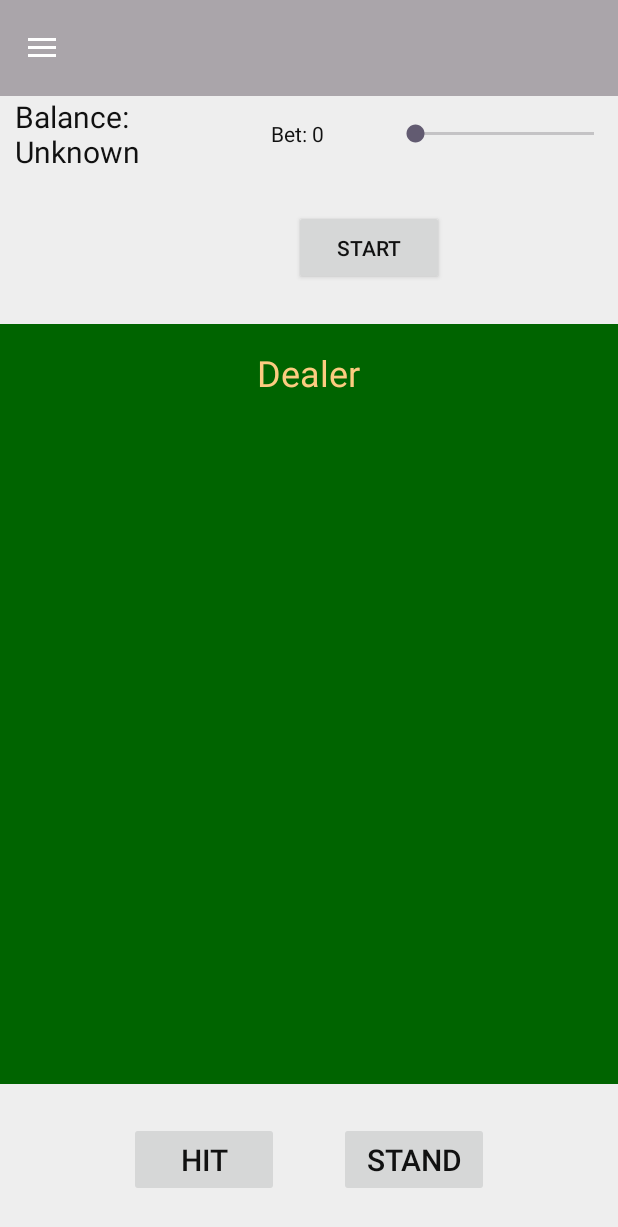
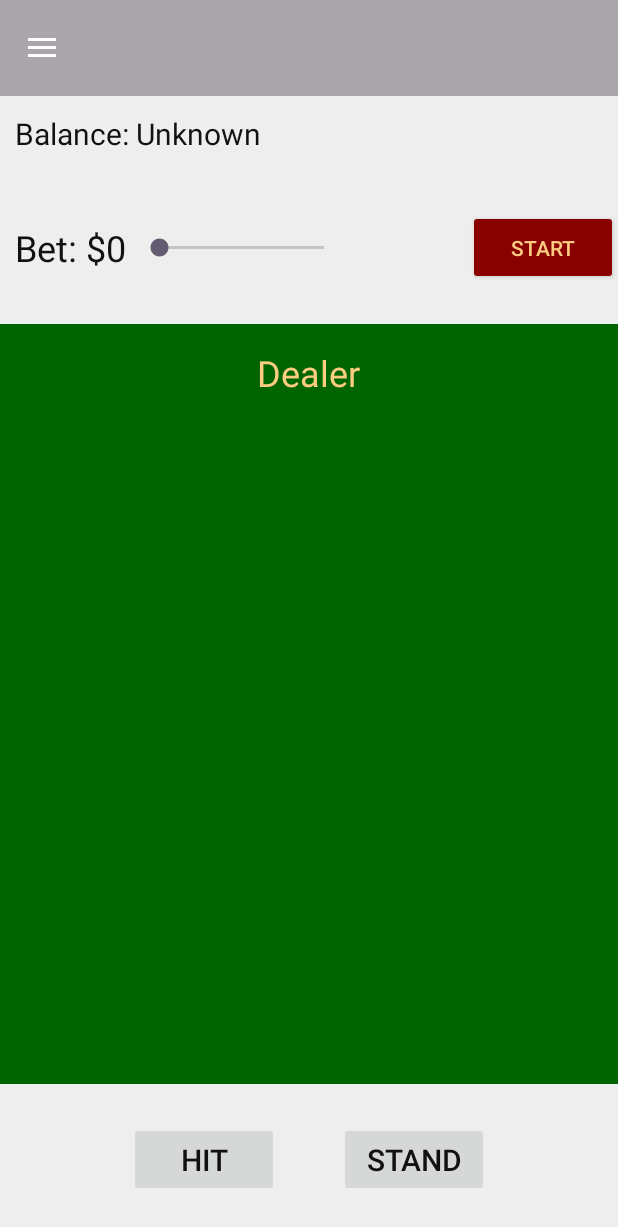
Before and after one commit to meterkilo/group_project, an Android app: the GameplayActivity screen opened directly, with no data from a screen before it, on a phone screen of 412 x 824 dp. Shown: the top 1227 px of the screen. Run offline under Robolectric (Android 15) with nearby library versions, the phone set to English and light mode, and no system bars.

Commit message:
gameplay ui

```diff
--- a/app/src/main/res/layout/activity_gameplay.xml
+++ b/app/src/main/res/layout/activity_gameplay.xml
@@ -21,10 +21,19 @@
             android:id="@+id/game_balance"
             android:textSize="20sp"/>
 
+    </LinearLayout>
+
+    <LinearLayout
+        android:layout_width="match_parent"
+        android:layout_height="0dp"
+        android:layout_weight="1"
+        android:gravity="center">
+
         <TextView
             android:layout_width="80dp"
             android:layout_height="wrap_content"
-            android:text="Bet: 0"
+            android:text="Bet: $0"
+            android:textSize="24sp"
             android:id="@+id/betTV"
             android:layout_marginLeft="10dp"
             />
@@ -37,22 +46,15 @@
             android:progress="1"
             android:id="@+id/bet_seekbar"
             />
-    </LinearLayout>
-
-    <!-- Dealer Text -->
-    <LinearLayout
-        android:layout_width="match_parent"
-        android:layout_height="0dp"
-        android:layout_weight="1"
-        android:gravity="center">
 
         <androidx.appcompat.widget.AppCompatButton
             android:layout_width="100dp"
             android:layout_height="50dp"
             android:id="@+id/DealBtn"
             android:text="Start"
-            android:layout_marginStart="80dp"
-            android:textColor="#111111"/>
+            android:textColor="#FCCC80"
+            android:backgroundTint="#F800"
+            android:layout_marginStart="80dp"/>
 
     </LinearLayout>
 
```
